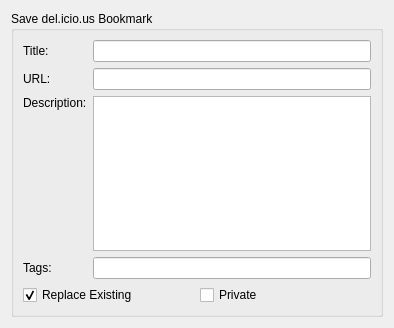
Old version of the form newbookmarkwidget.ui in the repository greghaynes/kdelicious.
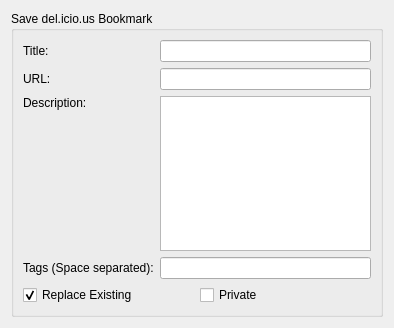
New version of the form.

Commit message: Added notation to UI for space delimination.

What changed in the file:
```diff
--- a/newbookmarkwidget.ui
+++ b/newbookmarkwidget.ui
@@ -70,7 +70,7 @@
       <item row="3" column="0">
        <widget class="QLabel" name="label_2">
         <property name="text">
-         <string>Tags:</string>
+         <string>Tags (Space separated):</string>
         </property>
        </widget>
       </item>
```
The commit also changes 1 other file.
